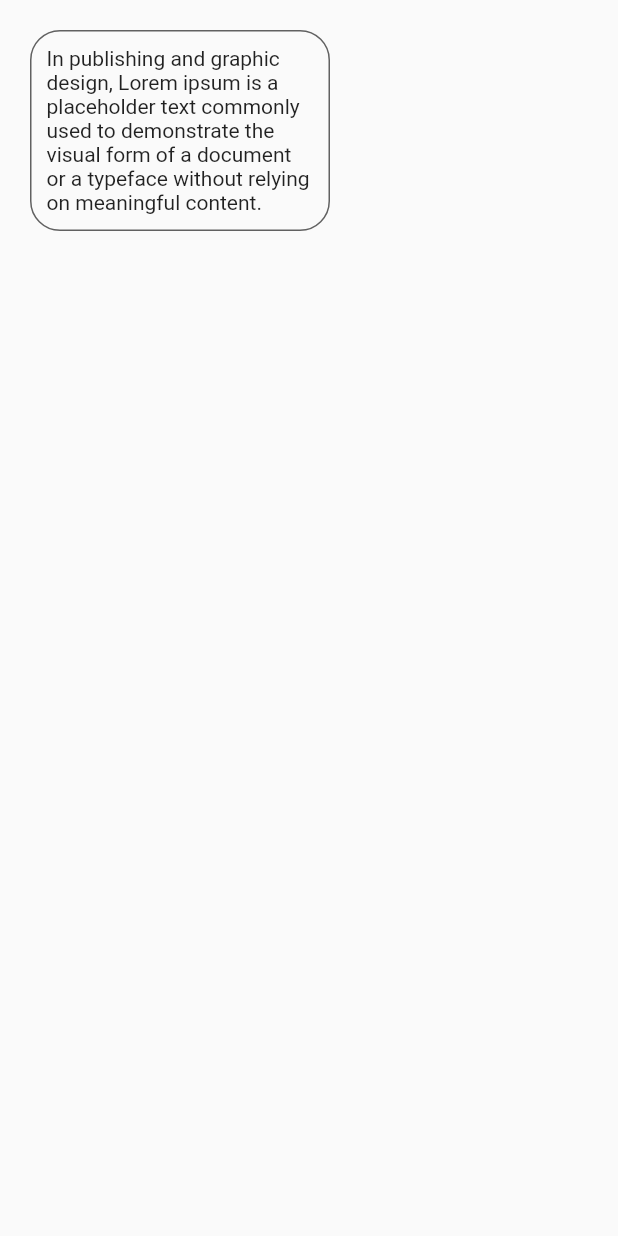
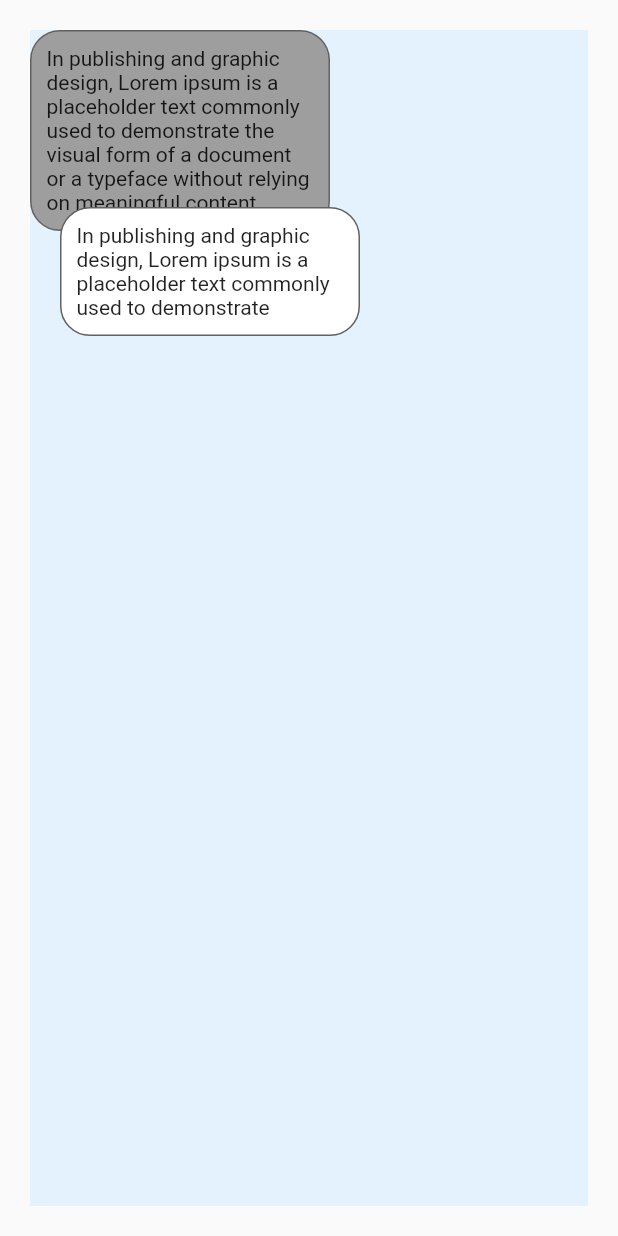
Before and after one commit to Nexus-GE/reply_widget, a Flutter app: the screen it shows after launch, on a phone screen of 412 x 824 dp. Run offline on Flutter 3.47's test engine with Material 2 defaults, Android fonts, the phone set to English and light mode, and no system bars.

Commit message:
enh: set up examples

```diff
--- a/lib/main.dart
+++ b/lib/main.dart
@@ -14,13 +14,21 @@ class MainApp extends StatelessWidget {
       home: Scaffold(
         body: Padding(
           padding: const EdgeInsets.all(20),
+          child: Container(
+            color: Colors.blue.shade50,
             child: ListView(
               children: [
                 Align(
                   alignment: Alignment.centerLeft,
                   child: Stack(
+                    clipBehavior: Clip.none,
                     children: [
-                    MessageWidget(),
+                      MessageWidget.reply(),
+                      Positioned(
+                        bottom: -70,
+                        left: 20,
+                        child: MessageWidget.text(),
+                      ),
                     ],
                   ),
                 ),
@@ -28,6 +36,7 @@ class MainApp extends StatelessWidget {
             ),
           ),
         ),
+      ),
     );
   }
 }
--- a/lib/test_widget/message.dart
+++ b/lib/test_widget/message.dart
@@ -1,19 +1,37 @@
 import 'package:flutter/material.dart';
 
 class MessageWidget extends StatelessWidget {
-  const MessageWidget({super.key});
+  final bool isReply;
+  final String text;
+  const MessageWidget({
+    super.key,
+    this.isReply = false,
+    required this.text,
+  });
+  factory MessageWidget.reply() {
+    return const MessageWidget(
+      isReply: true,
+      text:
+          'In publishing and graphic design, Lorem ipsum is a placeholder text commonly used to demonstrate the visual form of a document or a typeface without relying on meaningful content.',
+    );
+  }
 
+  factory MessageWidget.text() {
+    return const MessageWidget(
+      text: 'In publishing and graphic design, Lorem ipsum is a placeholder text commonly used to demonstrate',
+    );
+  }
   @override
   Widget build(BuildContext context) {
     return Container(
       width: 200,
       padding: const EdgeInsets.all(10),
       decoration: BoxDecoration(
+        color: isReply ? Colors.grey.shade500 : Colors.white,
         borderRadius: BorderRadius.circular(20),
         border: Border.all(color: Colors.grey.shade700),
       ),
-      child: const Text(
-          'In publishing and graphic design, Lorem ipsum is a placeholder text commonly used to demonstrate the visual form of a document or a typeface without relying on meaningful content.'),
+      child: Text(text),
     );
   }
 }
```
Lines whose indentation alone changed are shown as unchanged.
